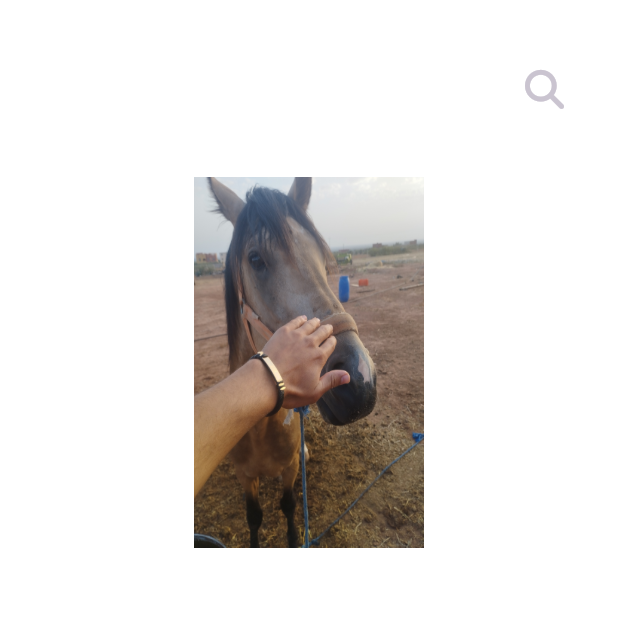
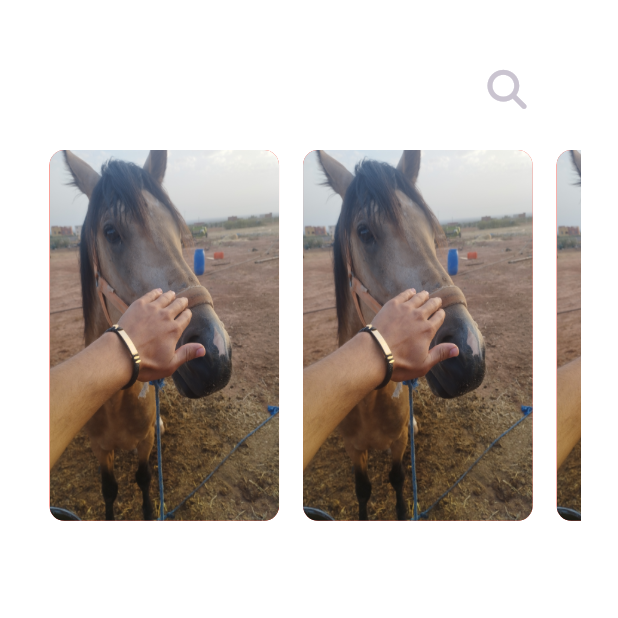
Before and after one commit to younesse-Malek/my_bookly, a Flutter app: the screen it shows after launch, on a phone screen of 412 x 824 dp, the top half of it. Run offline on Flutter 3.47's test engine with Material 3 defaults, Android fonts, the phone set to English and light mode, and no system bars; our stand-ins replace font_awesome_flutter, get.

Commit message:
add featured list view to home

```diff
--- a/lib/features/Home/presentation/view/widget/app_bar_home.dart
+++ b/lib/features/Home/presentation/view/widget/app_bar_home.dart
@@ -3,14 +3,12 @@ import 'package:font_awesome_flutter/font_awesome_flutter.dart';
 import 'package:my_bookly/Core/Utils/assets.dart';
 
 class CustoumAppBar extends StatelessWidget {
-  const CustoumAppBar({
-    super.key,
-  });
+  const CustoumAppBar({super.key});
 
   @override
   Widget build(BuildContext context) {
-    return  Padding(
-        padding: const EdgeInsets.symmetric(horizontal: 25, vertical: 35),
+    return Padding(
+      padding: const EdgeInsets.only(left: 25, right: 25, top: 35, bottom: 17),
       child: Row(
         children: [
           Image.asset(AssetsData.logo, height: 20),
@@ -21,7 +19,6 @@ class CustoumAppBar extends StatelessWidget {
           ),
         ],
       ),
-
     );
   }
 }
--- a/lib/features/Home/presentation/view/widget/custoum_list_view_item.dart
+++ /dev/null
@@ -1,26 +0,0 @@
-import 'package:flutter/material.dart';
-import 'package:my_bookly/Core/Utils/assets.dart';
-
-class CustoumListViewitem extends StatelessWidget {
-  const CustoumListViewitem({super.key});
-
-  @override
-  Widget build(BuildContext context) {
-    return SizedBox(
-      height: MediaQuery.of(context).size.height * .3,
-      child: AspectRatio(
-        aspectRatio: 2.6 / 4.2,
-        child: Container(
-          decoration: const BoxDecoration(
-            color: Colors.red,
-
-            image: DecorationImage(
-              fit: BoxFit.fill,
-              image: AssetImage(AssetsData.testimage),
-            ),
-          ),
-        ),
-      ),
-    );
-  }
-}
--- /dev/null
+++ b/lib/features/Home/presentation/view/widget/featured_list_view.dart
@@ -0,0 +1,23 @@
+import 'package:flutter/material.dart';
+import 'package:my_bookly/features/Home/presentation/view/widget/featured_list_view_item.dart';
+
+class FeaturedListView extends StatelessWidget {
+  const FeaturedListView({super.key});
+
+  @override
+  Widget build(BuildContext context) {
+    return SizedBox(
+      height: MediaQuery.of(context).size.height * .3,
+
+      child: ListView.builder(
+        scrollDirection: Axis.horizontal,
+        itemBuilder: (context, index) {
+          return Padding(
+            padding: const EdgeInsets.symmetric(horizontal: 8),
+            child: FeaturedListViewitem(),
+          );
+        },
+      ),
+    );
+  }
+}
--- /dev/null
+++ b/lib/features/Home/presentation/view/widget/featured_list_view_item.dart
@@ -0,0 +1,23 @@
+import 'package:flutter/material.dart';
+import 'package:my_bookly/Core/Utils/assets.dart';
+
+class FeaturedListViewitem extends StatelessWidget {
+  const FeaturedListViewitem({super.key});
+
+  @override
+  Widget build(BuildContext context) {
+    return AspectRatio(
+      aspectRatio: 2.6 / 4.2,
+      child: Container(
+        decoration: BoxDecoration(
+          color:  Colors.red,
+          borderRadius: BorderRadius.circular(10),
+          image: DecorationImage(
+            fit: BoxFit.fill,
+            image: AssetImage(AssetsData.testimage),
+          ),
+        ),
+      ),
+    );
+  }
+}
--- a/lib/features/Home/presentation/view/widget/home_view_body.dart
+++ b/lib/features/Home/presentation/view/widget/home_view_body.dart
@@ -1,17 +1,16 @@
 import 'package:flutter/material.dart';
 import 'package:my_bookly/features/Home/presentation/view/widget/app_bar_home.dart';
-import 'package:my_bookly/features/Home/presentation/view/widget/custoum_list_view_item.dart';
+import 'package:my_bookly/features/Home/presentation/view/widget/featured_list_view.dart';
 
 class HomeViewBody extends StatelessWidget {
   const HomeViewBody({super.key});
 
   @override
   Widget build(BuildContext context) {
-    return const Column(
-      children: [
-        CustoumAppBar(),
-        CustoumListViewitem(),
-      ],
+    return Padding(
+      padding: const EdgeInsets.symmetric(horizontal: 25),
+
+      child: const Column(children: [CustoumAppBar(), FeaturedListView()]),
     );
   }
 }
```
Lines whose indentation alone changed are shown as unchanged.
